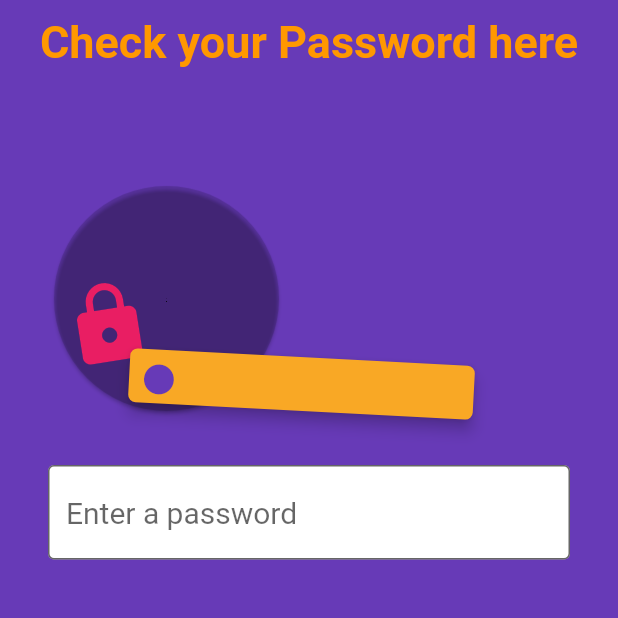
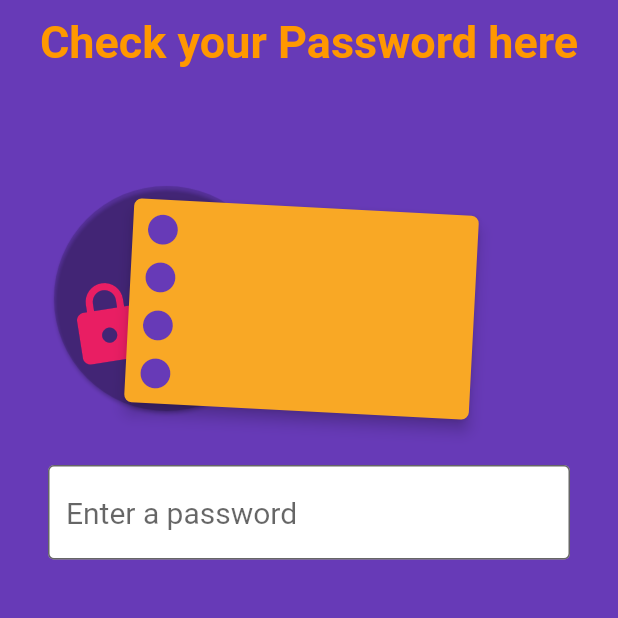
Before and after one commit to Rohit-RA-2020/flutter_password_checker, a Flutter app: the screen it shows after launch, on a phone screen of 412 x 824 dp, the top half of it. Run offline on Flutter 3.47's test engine with Material 2 defaults, Android fonts, the phone set to English and light mode, and no system bars; our stand-ins replace google_fonts.

Commit message:
Background card

```diff
--- a/lib/main.dart
+++ b/lib/main.dart
@@ -174,6 +174,34 @@ class _MyHomePageState extends State<MyHomePage> with TickerProviderStateMixin {
                       ),
                     ),
                   ),
+                  Padding(
+                    padding: const EdgeInsets.fromLTRB(8, 4, 0, 4),
+                    child: Container(
+                      alignment: Alignment.centerLeft,
+                      child: Icon(
+                        Icons.brightness_1,
+                        color: Colors.deepPurple,
+                      ),
+                    ),
+                  ),
+                  Padding(
+                    padding: const EdgeInsets.fromLTRB(8, 4, 0, 4),
+                    child: Container(
+                        alignment: Alignment.centerLeft,
+                        child: Icon(
+                          Icons.brightness_1,
+                          color: Colors.deepPurple,
+                        )),
+                  ),
+                  Padding(
+                    padding: const EdgeInsets.fromLTRB(8, 4, 0, 8),
+                    child: Container(
+                        alignment: Alignment.centerLeft,
+                        child: Icon(
+                          Icons.brightness_1,
+                          color: Colors.deepPurple,
+                        )),
+                  ),
                 ],
               ),
             ),
```
